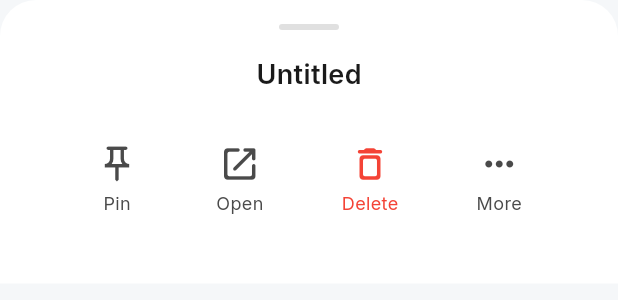
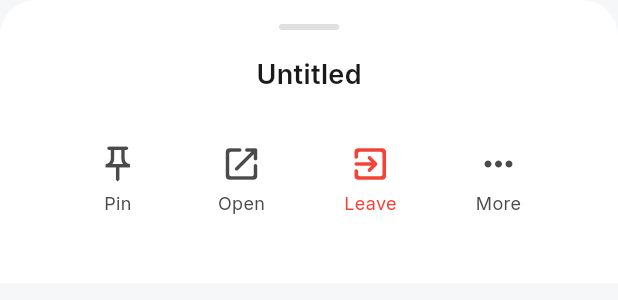
Before and after one commit to livetaub/InkSync---Flutter, a Flutter app: the _NoteContextMenu widget shown alone on an empty page, opened directly with empty values, on a phone screen of 412 x 824 dp. Shown: the top 300 px of the screen. Run offline on Flutter 3.47's test engine with Material 3 defaults, Android fonts, the phone set to English and light mode, and no system bars; our stand-ins replace firebase_core, fl_chart, flutter_local_notifications, go_router, google_fonts, share_plus and 4 more; missing offline and left inert: dart:html, dart:js, dart:js_util, dart:ui_web, purchases_flutter; accounts and stored records are empty; network calls fail.

Commit message:
fix: collaborators see Leave instead of Delete in context menu - cannot delete shared notes

```diff
--- a/lib/screens/home/home_screen.dart
+++ b/lib/screens/home/home_screen.dart
@@ -353,6 +353,8 @@ class HomeScreenState extends State<HomeScreen> {
       _highlightedNoteId = note.id;
     });
     final isDesktop = MediaQuery.of(context).size.width > 800;
+    final authService = Provider.of<AuthService>(context, listen: false);
+    final isCreator = note.createdBy == null || note.createdBy!.isEmpty || note.createdBy == authService.currentUserId;
 
     showAdaptiveModal(
       context: context,
@@ -360,13 +362,18 @@ class HomeScreenState extends State<HomeScreen> {
       child: Builder(
         builder: (ctx) => _NoteContextMenu(
           note: note,
+          isCreator: isCreator,
           onPin: () {
             Navigator.pop(ctx);
             _togglePin(note);
           },
           onDelete: () {
             Navigator.pop(ctx);
-            _deleteNote(note);
+            if (isCreator) {
+              _deleteNote(note);
+            } else {
+              _leaveNote(note);
+            }
           },
           onOpen: () {
             Navigator.pop(ctx);
@@ -403,6 +410,15 @@ class HomeScreenState extends State<HomeScreen> {
     _loadData();
     if (mounted) {
       showSuccessSnackBar(context, 'Note moved to trash');
+    }
+  }
+
+  Future<void> _leaveNote(Note note) async {
+    HapticFeedback.mediumImpact();
+    // TODO: Implement leave collaboration via API
+    // For now, show a message directing to the note's collaborator settings
+    if (mounted) {
+      showSuccessSnackBar(context, 'Open the note and use the menu to leave this collaboration');
     }
   }
 
@@ -839,6 +855,7 @@ class HomeScreenState extends State<HomeScreen> {
 /// Context menu for long-press on notes
 class _NoteContextMenu extends StatelessWidget {
   final Note note;
+  final bool isCreator;
   final VoidCallback onPin;
   final VoidCallback onDelete;
   final VoidCallback onOpen;
@@ -846,6 +863,7 @@ class _NoteContextMenu extends StatelessWidget {
 
   const _NoteContextMenu({
     required this.note,
+    required this.isCreator,
     required this.onPin,
     required this.onDelete,
     required this.onOpen,
@@ -907,8 +925,8 @@ class _NoteContextMenu extends StatelessWidget {
               ),
               _buildAction(
                 context,
-                icon: Icons.delete_outline_rounded,
-                label: 'Delete',
+                icon: isCreator ? Icons.delete_outline_rounded : Icons.exit_to_app_rounded,
+                label: isCreator ? 'Delete' : 'Leave',
                 color: Colors.red,
                 onTap: onDelete,
               ),
```
